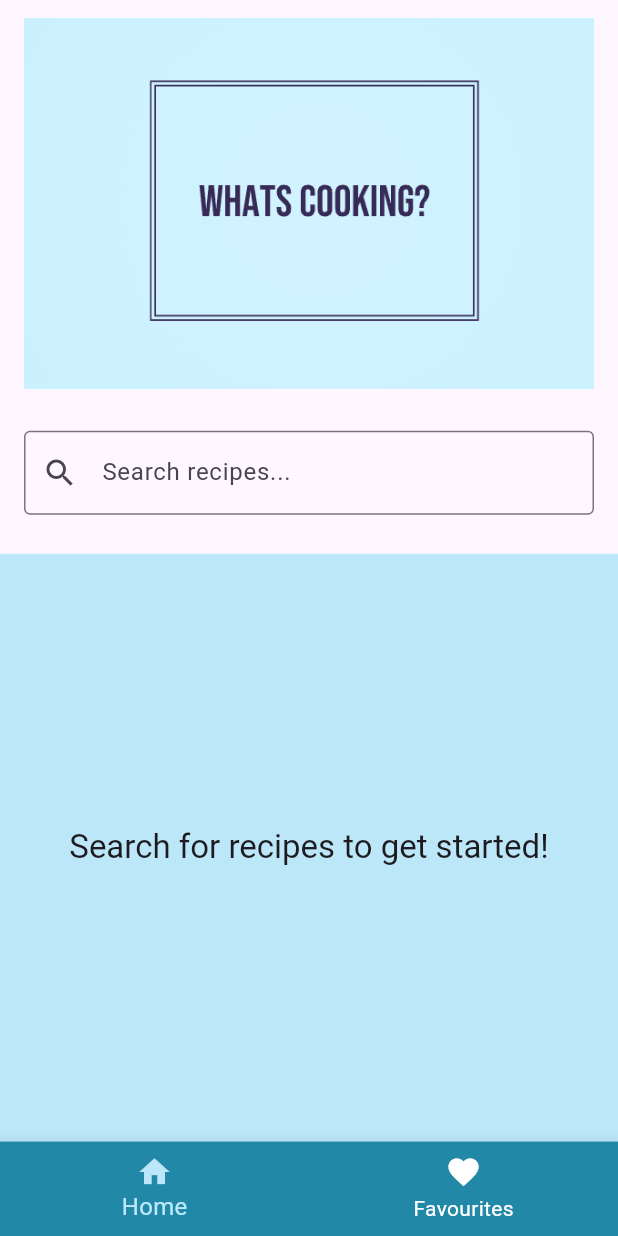
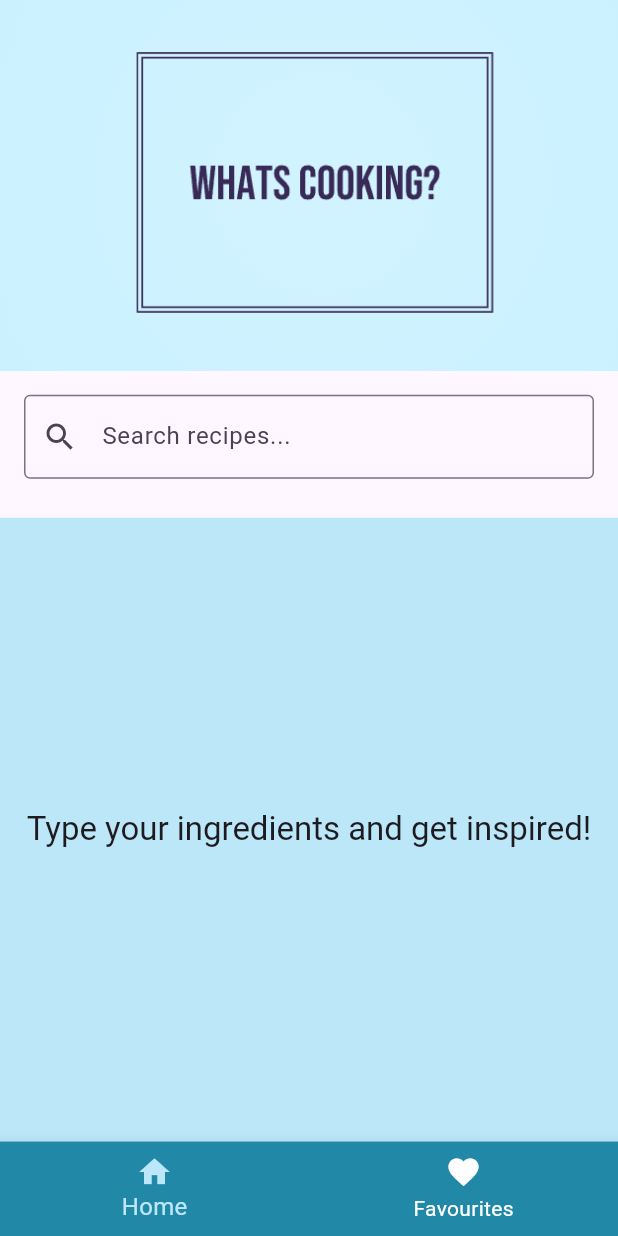
Before and after one commit to tarynJade/mobile-flutter-project, a Flutter app: the screen it shows after launch, on a phone screen of 412 x 824 dp. Run offline on Flutter 3.47's test engine with Material 3 defaults, Android fonts, the phone set to English and light mode, and no system bars; our stand-ins replace shared_preferences.

Commit message:
feat: Update home screen prompt for clarity and enhance error message styling

```diff
--- a/lib/screens/home_screen.dart
+++ b/lib/screens/home_screen.dart
@@ -100,7 +100,7 @@ Widget build(BuildContext context) {
               child: !_hasSearched
                   ? Center(
                       child: Text(
-                        'Search for recipes to get started!',
+                        'Type your ingredients and get inspired!',
                         style: Theme.of(context).textTheme.titleLarge,
                       ),
                     )
--- a/lib/widgets/error_message.dart
+++ b/lib/widgets/error_message.dart
@@ -13,7 +13,8 @@ class ErrorMessage extends StatelessWidget {
         children: [
           const Icon(Icons.error_outline, size: 60, color: Colors.red),
           const SizedBox(height: 16),
-          Text(message, textAlign: TextAlign.center),
+          Text(message, textAlign: TextAlign.center, style: TextStyle(color: Colors.red, fontSize: 16)),
+
         ],
       ),
     );
--- a/lib/widgets/logo_banner.dart
+++ b/lib/widgets/logo_banner.dart
@@ -5,8 +5,8 @@ class LogoBanner extends StatelessWidget {
 
   @override
   Widget build(BuildContext context) {
-    return Padding(
-      padding: const EdgeInsets.symmetric(horizontal: 16.0, vertical: 12.0),
+    return Container(
+      alignment: Alignment.topRight,
       child: SizedBox(
         width: MediaQuery.of(context).size.width,
         height: MediaQuery.of(context).size.height * 0.30,
```
